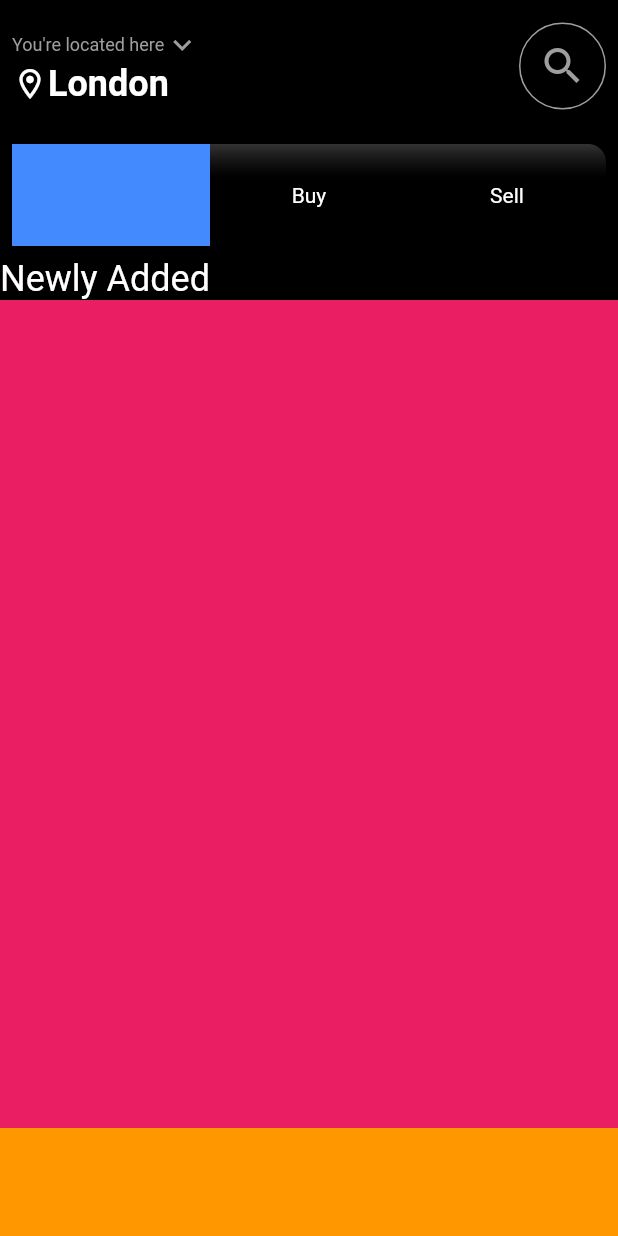
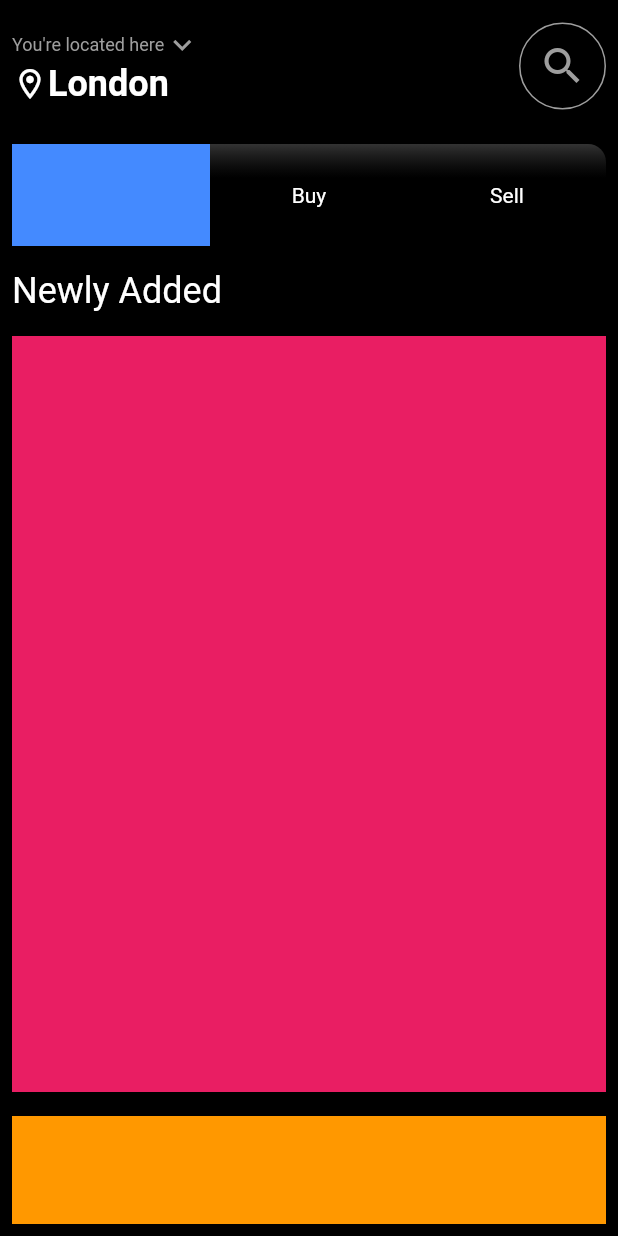
Before and after one commit to JAICHANGPARK/flutter_notebook_17th_story, a Flutter app: the screen it shows after launch, on a phone screen of 412 x 824 dp. Run offline on Flutter 3.47's test engine with Material 2 defaults, Android fonts, the phone set to English and light mode, and no system bars; our stand-ins replace cached_network_image, fl_chart, flutter_riverpod, freezed_annotation, ionicons, percent_indicator.

Commit message:
Update real_estate_main_page.dart

```diff
--- a/lib/ep1018_real_estate_app/src/ui/real_estate_main_page.dart
+++ b/lib/ep1018_real_estate_app/src/ui/real_estate_main_page.dart
@@ -66,13 +66,10 @@ class _RealEstateMainPageState extends State<RealEstateMainPage> {
                         border: Border.all(color: Colors.grey),
                         shape: BoxShape.circle,
                       ),
-                      child: Padding(
-                        padding: const EdgeInsets.all(8.0),
                       child: Icon(
                         Icons.search,
                         size: 32,
                         color: Colors.grey,
-                        ),
                       ),
                     )
                   ],
@@ -139,17 +136,27 @@ class _RealEstateMainPageState extends State<RealEstateMainPage> {
                 ),
               ),
             ),
-            const Text("Newly Added",style: TextStyle(
-              color: Colors.white,
-              fontSize: 24
-            ),),
+            Padding(
+              padding: const EdgeInsets.all(8.0),
+              child: const Text(
+                "Newly Added",
+                style: TextStyle(color: Colors.white, fontSize: 24),
+              ),
+            ),
             Expanded(
+              child: Padding(
+                padding: const EdgeInsets.all(8.0),
                 child: Container(
                   color: Colors.pink,
-            )),
-            Container(
+                ),
+              ),
+            ),
+            Padding(
+              padding: const EdgeInsets.all(8.0),
+              child: Container(
                 height: 72,
                 color: Colors.orange,
+              ),
             )
           ],
         ),
```
Lines whose indentation alone changed are shown as unchanged.
